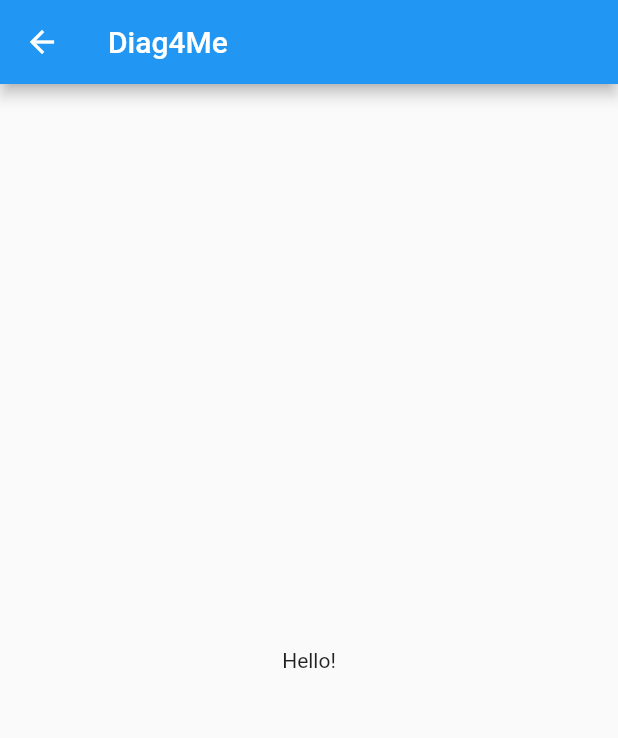
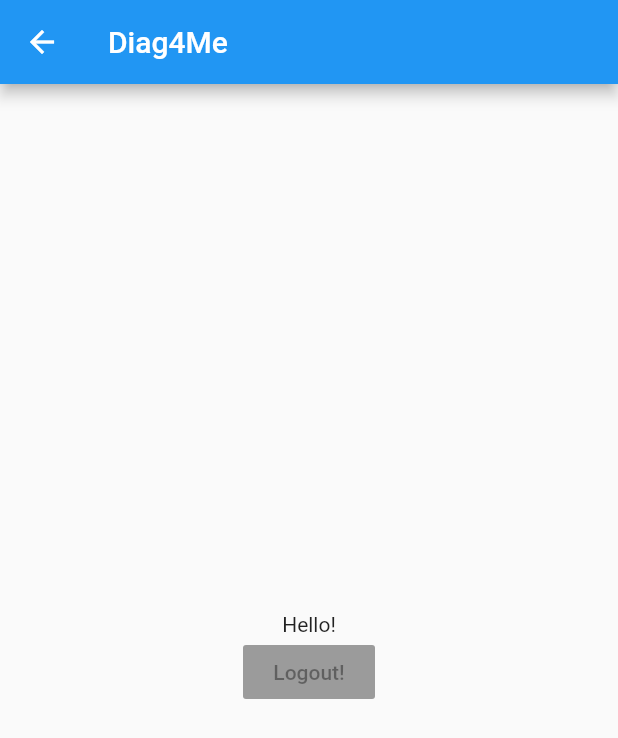
Before and after one commit to latived/diag4me, a Flutter app: the HomePage screen opened directly, on a phone screen of 412 x 824 dp. Shown: the top 738 px of the screen. Run offline on Flutter 3.47's test engine with Material 2 defaults, Android fonts, the phone set to English and light mode, and no system bars; our stand-ins replace firebase_auth; accounts and stored records are empty.

Commit message:
Add logout button in home page

```diff
--- a/diagnose4me/lib/pages/home_page.dart
+++ b/diagnose4me/lib/pages/home_page.dart
@@ -16,7 +16,16 @@ class HomePage extends StatelessWidget {
       ),
       body: Container(
         alignment: Alignment.center,
-        child: Text('Hello!'),
+        child: Column(
+          mainAxisAlignment: MainAxisAlignment.center,
+          children: <Widget>[
+            Text('Hello!'),
+            RaisedButton(
+              child: Text('Logout!'),
+              onPressed: logoutCallback,
+            )
+          ],
+        )
       ),
     );
   }
```
